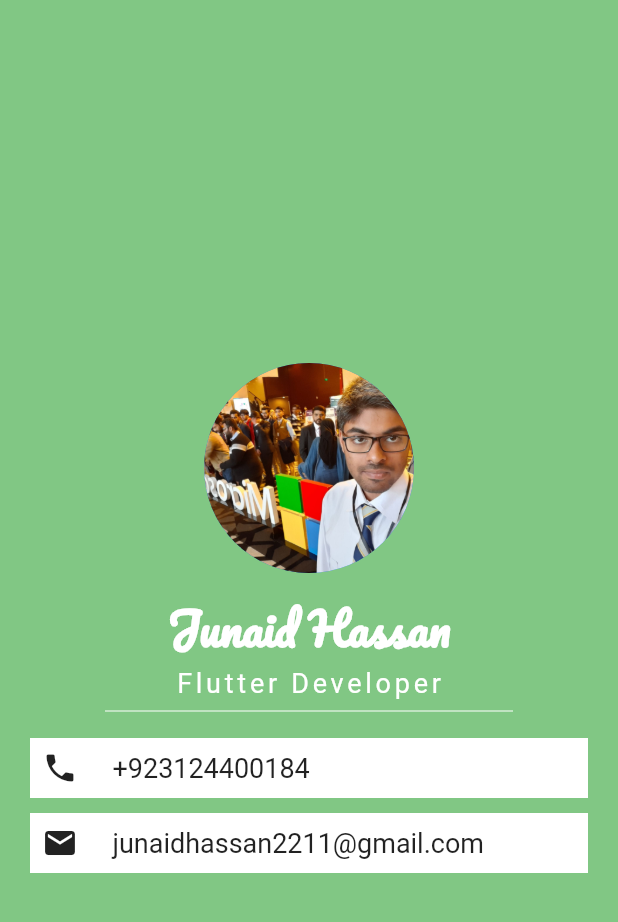
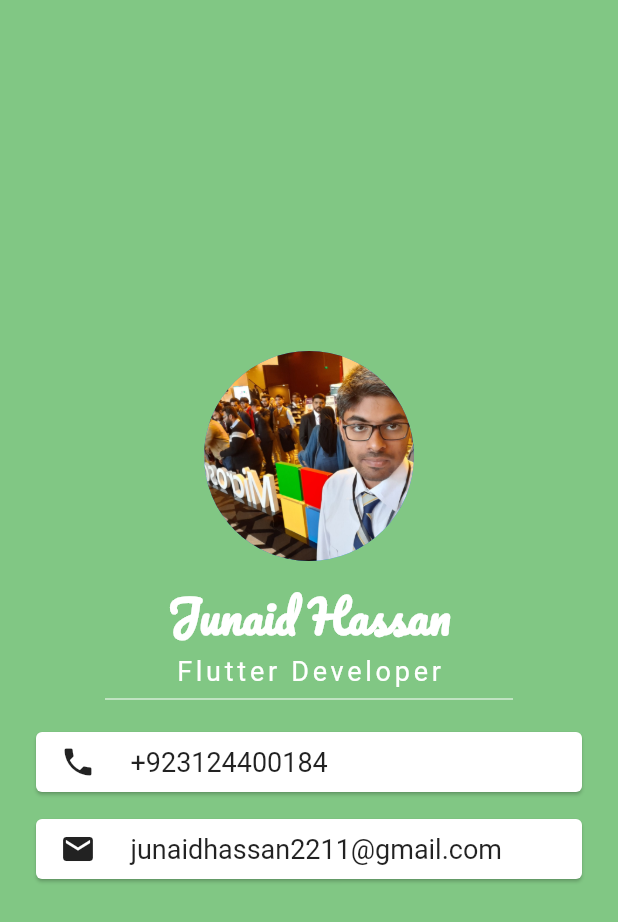
Before and after one commit to Junaidhassan99/mi_card_clone, a Flutter app: the screen it shows after launch, on a phone screen of 412 x 824 dp. Shown: the top 922 px of the screen. Run offline on Flutter 3.47's test engine with Material 2 defaults, Android fonts, the phone set to English and light mode, and no system bars.

```diff
--- a/lib/main.dart
+++ b/lib/main.dart
@@ -18,10 +18,12 @@ class MiCardScreen extends StatelessWidget {
         SizedBox(
           height: 10,
         ),
-        Container(
-          width: double.infinity,
-          height: 40,
+        Card(
+          // width: double.infinity,
+          // height: 40,
           color: Colors.white,
+          child: Padding(
+            padding: const EdgeInsets.all(8.0),
             child: Row(
               children: [
                 Padding(
@@ -36,6 +38,7 @@ class MiCardScreen extends StatelessWidget {
                   ),
                 ),
               ],
+            ),
           ),
         )
       ],
```
Lines whose indentation alone changed are shown as unchanged.
